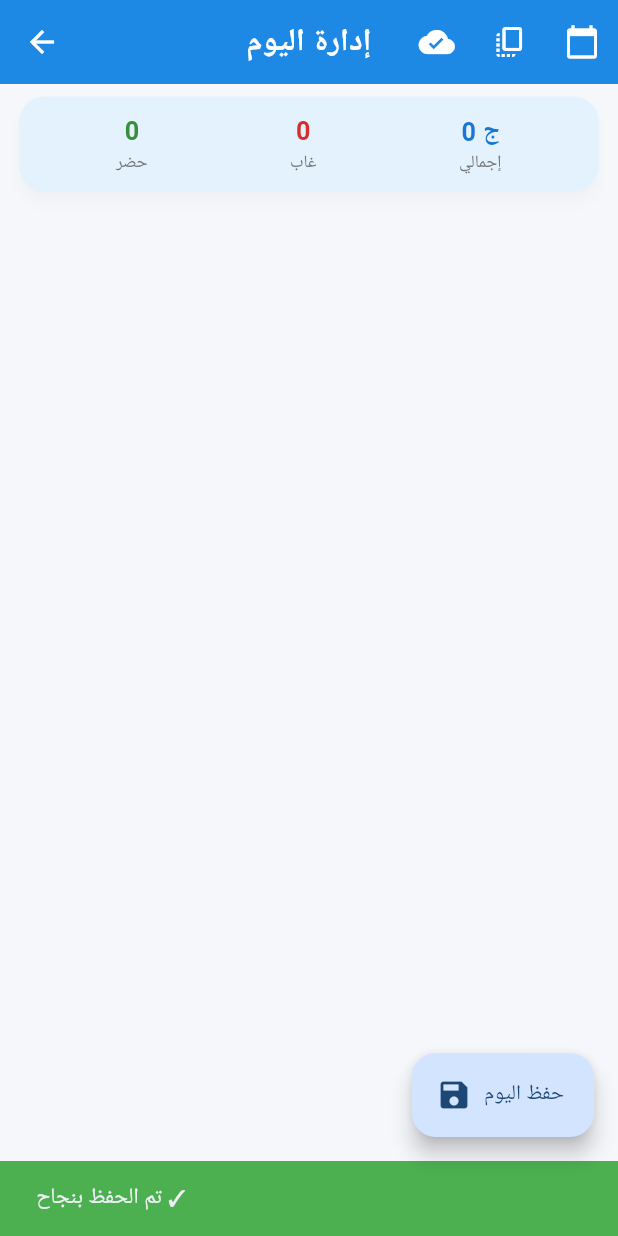
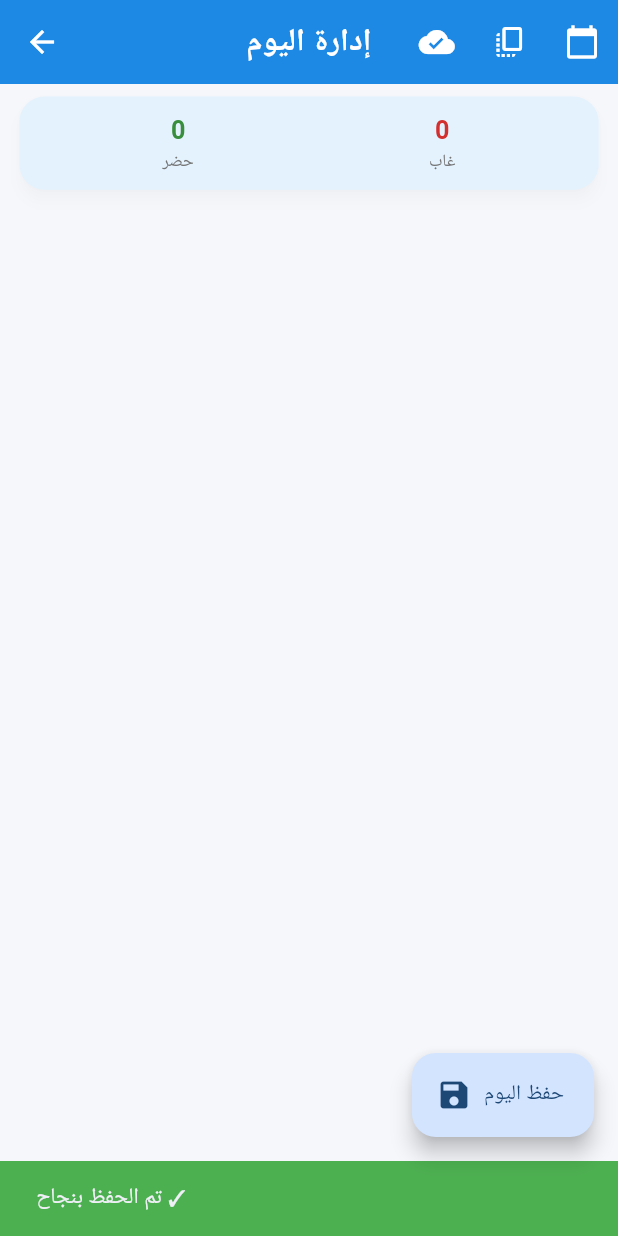
Before and after one commit to abdelrahmanAli845/glasswo, a Flutter app: the DailyScreen screen opened directly, after a tap on "حفظ اليوم", on a phone screen of 412 x 824 dp. Run offline on Flutter 3.47's test engine with Material 3 defaults, Android fonts, the light colour scheme and no system bars; our stand-ins replace cloud_firestore, firebase_core, flutter_screenutil, share_plus, shared_preferences; accounts and stored records are empty.

Commit message:
remove salary

```diff
--- a/lib/screens/dailyScreen/daily_screen.dart
+++ b/lib/screens/dailyScreen/daily_screen.dart
@@ -245,7 +245,6 @@ class _DailyScreenState extends State<DailyScreen> {
 
   Widget _buildDailySummary(List<Worker> workers) {
     int present = 0, absent = 0;
-    double totalSalary = 0;
     for (final w in workers) {
       final r = records[w.id];
       if (r == null) continue;
@@ -254,7 +253,6 @@ class _DailyScreenState extends State<DailyScreen> {
       } else if (r.sessions.any((s) => s.checkIn != null)) {
         present++;
       }
-      totalSalary += r.isAbsent ? 0 : r.totalSalary;
     }
     return Card(
       margin: EdgeInsets.symmetric(horizontal: 12.w, vertical: 8.h),
@@ -266,7 +264,6 @@ class _DailyScreenState extends State<DailyScreen> {
           children: [
             _summaryItem("حضر", "$present", Colors.green.shade700),
             _summaryItem("غاب", "$absent", Colors.red.shade700),
-            _summaryItem("إجمالي", "${totalSalary.toInt()} ج", Colors.blue.shade700),
           ],
         ),
       ),
```
